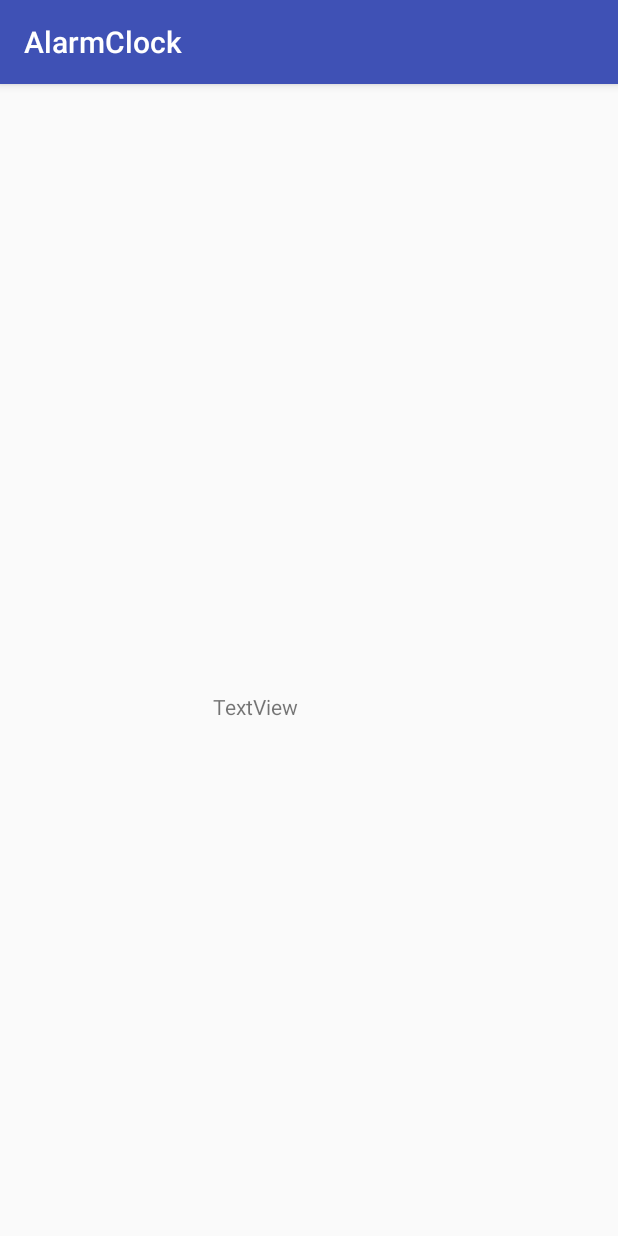
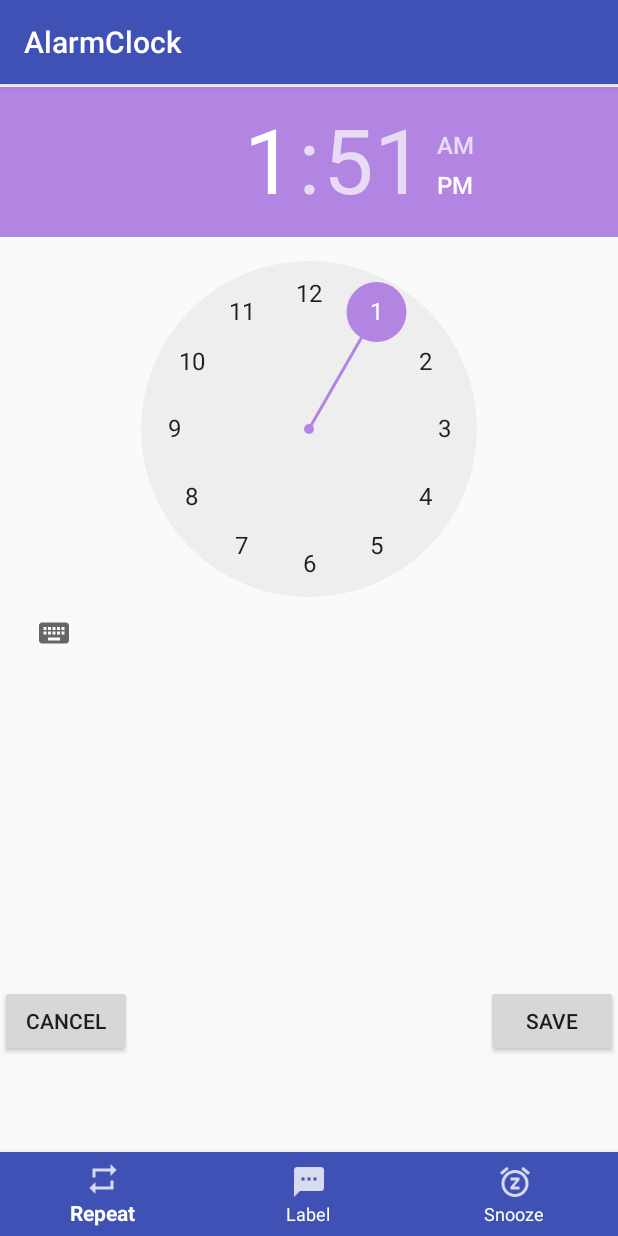
Before and after one commit to typedeferror/AlarmClock, an Android app: the AddAlarm screen opened directly, with no data from a screen before it, on a phone screen of 412 x 824 dp. Run offline under Robolectric (Android 15) with nearby library versions, the phone set to English and light mode, and no system bars.

Commit message:
Добавил Navigation View
Работают исправно, проверил текстом, при обращении отображают его, конечно знаю что медленно работаю. Дальше,Больше,Быстрее.

```diff
--- a/app/build.gradle
+++ b/app/build.gradle
@@ -27,4 +27,5 @@ dependencies {
     androidTestImplementation 'com.android.support.test:runner:1.0.1'
     androidTestImplementation 'com.android.support.test.espresso:espresso-core:3.0.1'
     implementation 'com.android.support:gridlayout-v7:26.1.0'
+    implementation 'com.android.support:design:26.1.0'
 }
--- a/app/src/main/AndroidManifest.xml
+++ b/app/src/main/AndroidManifest.xml
@@ -5,7 +5,7 @@
     <application
         android:allowBackup="true"
         android:icon="@mipmap/ic_launcher"
-        android:label="@string/app_name"
+        android:label="AlarmClock"
         android:roundIcon="@mipmap/ic_launcher_round"
         android:supportsRtl="true"
         android:theme="@style/AppTheme">
--- a/app/src/main/java/com/example/user/alarmclock/AddAlarm.java
+++ b/app/src/main/java/com/example/user/alarmclock/AddAlarm.java
@@ -1,7 +1,11 @@
 package com.example.user.alarmclock;
 
+import android.support.annotation.NonNull;
+import android.support.design.widget.BottomNavigationView;
 import android.support.v7.app.AppCompatActivity;
 import android.os.Bundle;
+import android.view.MenuItem;
+import android.widget.Toast;
 
 public class AddAlarm extends AppCompatActivity {
 
@@ -9,5 +13,24 @@ public class AddAlarm extends AppCompatActivity {
     protected void onCreate(Bundle savedInstanceState) {
         super.onCreate(savedInstanceState);
         setContentView(R.layout.activity_add_alarm);
+
+        BottomNavigationView bottomNavigationView =(BottomNavigationView) findViewById(R.id.bottoms_settings);
+        bottomNavigationView.setOnNavigationItemSelectedListener(new BottomNavigationView.OnNavigationItemSelectedListener() {
+            @Override
+            public boolean onNavigationItemSelected(@NonNull MenuItem item) {
+                switch (item.getItemId()) {
+                    case R.id.action_repeat:
+                        Toast.makeText(AddAlarm.this, "Action Repeat Clicked", Toast.LENGTH_SHORT).show();
+                        break;
+                    case R.id.action_label:
+                        Toast.makeText(AddAlarm.this, "Action Label Clicked", Toast.LENGTH_SHORT).show();
+                        break;
+                    case R.id.action_snooze:
+                        Toast.makeText(AddAlarm.this, "Action Snooze Clicked", Toast.LENGTH_SHORT).show();
+                        break;
+                }
+                return true;
+            }
+        });
     }
 }
--- /dev/null
+++ b/app/src/main/res/drawable/add_item_color_state.xml
@@ -0,0 +1,5 @@
+<?xml version="1.0" encoding="utf-8"?>
+<selector xmlns:android="http://schemas.android.com/apk/res/android">
+<item android:color="@android:color/white" android:state_enabled="true"/>
+    <item android:color="@color/colorPrimaryDark" android:state_enabled="false"/>
+</selector>
--- a/app/src/main/res/layout/activity_add_alarm.xml
+++ b/app/src/main/res/layout/activity_add_alarm.xml
@@ -7,15 +7,42 @@
     tools:context="com.example.user.alarmclock.AddAlarm"
     tools:layout_editor_absoluteY="81dp">
 
-    <TextView
-        android:id="@+id/textView2"
-        android:layout_width="128dp"
-        android:layout_height="83dp"
-        android:layout_marginBottom="8dp"
-        android:layout_marginTop="133dp"
-        android:text="@string/text_view"
-        app:layout_constraintBottom_toBottomOf="parent"
-        app:layout_constraintEnd_toEndOf="parent"
+    <TimePicker
+        android:id="@+id/timePicker"
+        android:layout_width="wrap_content"
+        android:layout_height="0dp"
+        android:layout_marginTop="2dp"
+        app:layout_constraintBottom_toTopOf="@+id/cancel_alarm"
         app:layout_constraintStart_toStartOf="parent"
         app:layout_constraintTop_toTopOf="parent" />
+
+    <Button
+        android:id="@+id/cancel_alarm"
+        android:layout_width="wrap_content"
+        android:layout_height="wrap_content"
+        android:layout_marginBottom="119dp"
+        android:text="@string/cancel"
+        app:layout_constraintBottom_toBottomOf="parent"
+        app:layout_constraintStart_toStartOf="@+id/timePicker" />
+
+    <Button
+        android:id="@+id/save_alarm"
+        android:layout_width="wrap_content"
+        android:layout_height="wrap_content"
+        android:text="@string/save"
+        app:layout_constraintEnd_toEndOf="@+id/timePicker"
+        app:layout_constraintTop_toBottomOf="@+id/timePicker" />
+
+    <android.support.design.widget.BottomNavigationView
+    android:id="@+id/bottoms_settings"
+    android:layout_width="match_parent"
+    android:layout_height="wrap_content"
+    app:itemBackground="@color/colorPrimary"
+    app:itemIconTint="@drawable/add_item_color_state"
+    app:itemTextColor="@drawable/add_item_color_state"
+    app:layout_constraintBottom_toBottomOf="parent"
+    app:layout_constraintEnd_toEndOf="parent"
+    app:layout_constraintStart_toStartOf="parent"
+    app:menu="@menu/buttons_setting_main" />
+
 </android.support.constraint.ConstraintLayout>
--- a/app/src/main/res/layout/activity_main.xml
+++ b/app/src/main/res/layout/activity_main.xml
@@ -12,6 +12,7 @@
         android:layout_width="wrap_content"
         android:layout_height="wrap_content"
         android:text="@string/add"
+        android:onClick="activity_add_alarm"
         app:layout_constraintEnd_toEndOf="parent"
         app:layout_constraintTop_toTopOf="parent" />
 
@@ -20,7 +21,6 @@
         android:layout_width="wrap_content"
         android:layout_height="wrap_content"
         android:text="@string/edit"
-        android:onClick="activity_add_alarm"
         app:layout_constraintStart_toStartOf="parent"
         app:layout_constraintTop_toTopOf="parent" />
 </android.support.constraint.ConstraintLayout>
--- /dev/null
+++ b/app/src/main/res/menu/buttons_setting_main.xml
@@ -0,0 +1,23 @@
+<?xml version="1.0" encoding="utf-8"?>
+<menu xmlns:android="http://schemas.android.com/apk/res/android"
+    xmlns:app="http://schemas.android.com/apk/res-auto">
+    <item
+        android:id="@+id/action_repeat"
+        android:enabled="true"
+        android:icon="@drawable/ic_repeat"
+        android:title="@string/repeat"
+        app:showAsAction="ifRoom"/>
+
+    <item android:id="@+id/action_label"
+        android:enabled="true"
+        android:icon="@drawable/ic_name_of_alarm"
+        android:title="@string/label"
+        app:showAsAction="ifRoom"/>
+
+    <item android:id="@+id/action_snooze"
+        android:enabled="true"
+        android:icon="@drawable/ic_snooze"
+        android:title="@string/snooze"
+        app:showAsAction="ifRoom"/>
+
+</menu>
--- a/app/src/main/res/values/strings.xml
+++ b/app/src/main/res/values/strings.xml
@@ -3,5 +3,10 @@
     <string name="title_activity_main">MainActivity</string>
     <string name="edit">Edit</string>
     <string name="add">Add</string>
-    <string name="text_view">TextView</string>
+    <string name="cancel">Cancel</string>
+    <string name="save">Save</string>
+    <string name="repeat">Repeat</string>
+    <string name="label">Label</string>
+    <string name="snooze">Snooze</string>
+
 </resources>
```
Also changed, not shown: app/src/main/res/drawable-hdpi/ic_name_of_alarm.png (added), app/src/main/res/drawable-hdpi/ic_repeat.png (added), app/src/main/res/drawable-hdpi/ic_snooze.png (added), app/src/main/res/drawable-mdpi/ic_name_of_alarm.png (added), app/src/main/res/drawable-mdpi/ic_repeat.png (added), app/src/main/res/drawable-mdpi/ic_snooze.png (added), app/src/main/res/drawable-xhdpi/ic_name_of_alarm.png (added), app/src/main/res/drawable-xhdpi/ic_repeat.png (added), app/src/main/res/drawable-xhdpi/ic_snooze.png (added), app/src/main/res/drawable-xxhdpi/ic_name_of_alarm.png (added), app/src/main/res/drawable-xxhdpi/ic_repeat.png (added), app/src/main/res/drawable-xxhdpi/ic_snooze.png (added).
